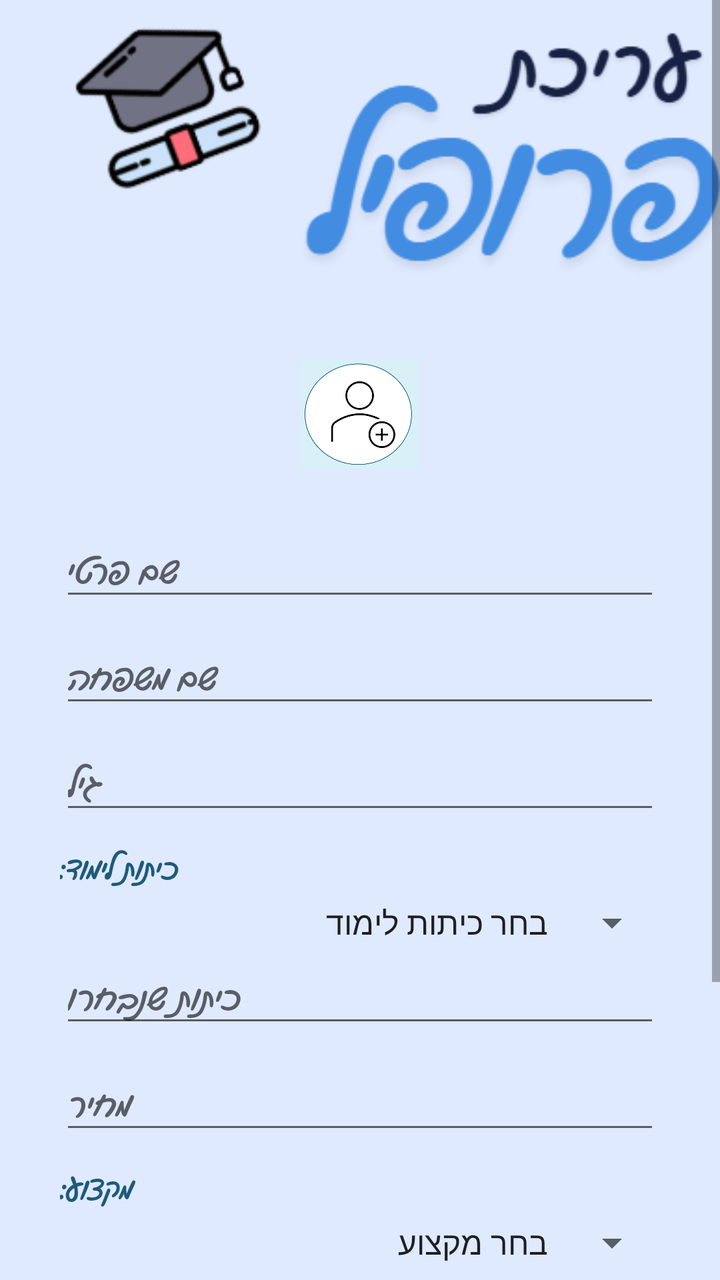
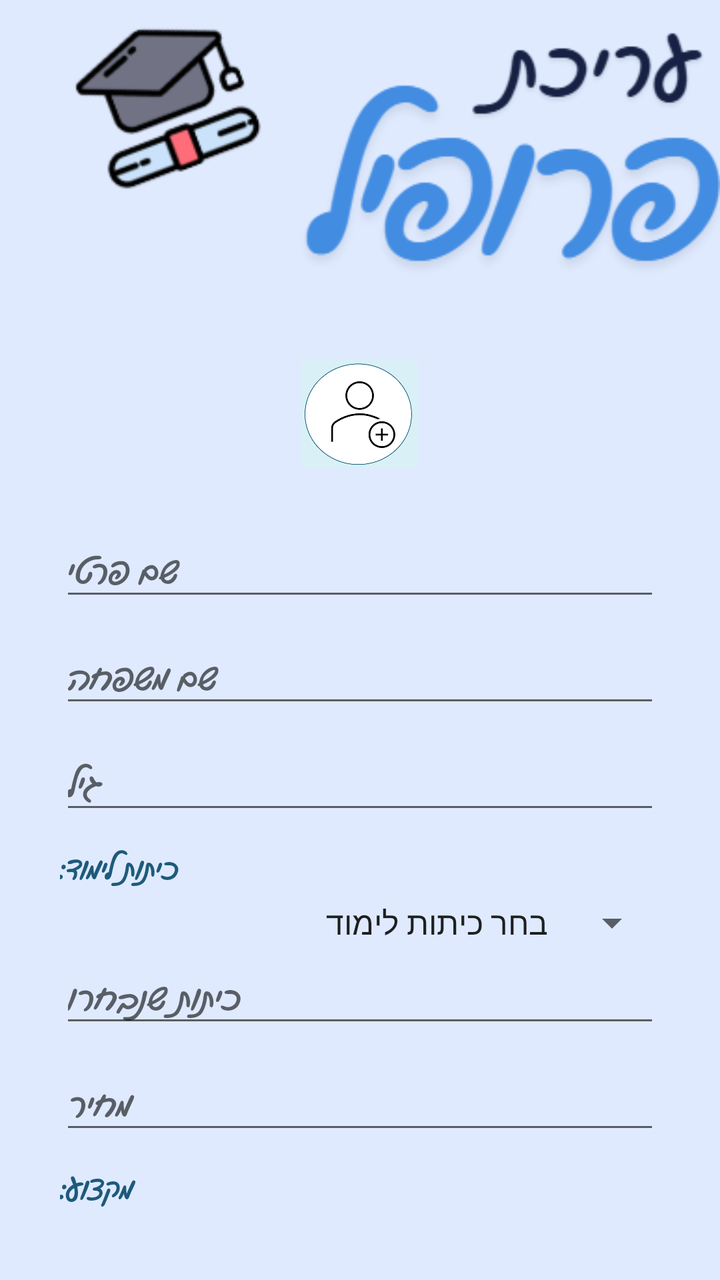

Compare the two renders of this Android layout. The source of the first and the diff that turns it into the second are given below.
<!-- AndroidManifest.xml: application theme Theme.AppCompat.Light -->
<!-- res/layout/activity_teacher_edit_profile.xml -->
<?xml version="1.0" encoding="utf-8"?>
<ScrollView xmlns:android="http://schemas.android.com/apk/res/android"
    xmlns:app="http://schemas.android.com/apk/res-auto"
    xmlns:tools="http://schemas.android.com/tools"
    android:layout_width="match_parent"
    android:layout_height="match_parent"
    android:background="@drawable/pic16"
    tools:context=".screens.Teacher_edit_profile">

    <LinearLayout
        android:id="@+id/main"
        android:layout_width="match_parent"
        android:layout_height="wrap_content"
        android:orientation="vertical"
        android:paddingStart="30dp"
        android:paddingEnd="30dp"
        android:paddingTop="180dp"
        android:paddingBottom="30dp">

        <ImageView
            android:id="@+id/img_TeacherProfile"
            android:layout_width="85dp"
            android:layout_height="54dp"
            android:layout_gravity="center"
            android:layout_marginBottom="30dp"
            app:srcCompat="@drawable/profil" />

        <EditText
            android:id="@+id/profile_Teacher_E_Fname"
            android:layout_width="match_parent"
            android:layout_height="wrap_content"
            android:layout_marginBottom="12dp"
            android:fontFamily="@font/gevret_levin_alef"
            android:hint="שם פרטי"
            android:textColor="#1E5A7A"
            android:textSize="17sp"
            android:gravity="end"
            android:inputType="text" />

        <EditText
            android:id="@+id/profile_Teacher_E_Lname"
            android:layout_width="match_parent"
            android:layout_height="wrap_content"
            android:layout_marginBottom="12dp"
            android:fontFamily="@font/gevret_levin_alef"
            android:hint="שם משפחה"
            android:textSize="17sp"
            android:gravity="end"
            android:inputType="text" />

        <EditText
            android:id="@+id/profile_Teacher_E_age"
            android:layout_width="match_parent"
            android:layout_height="wrap_content"
            android:layout_marginBottom="12dp"
            android:fontFamily="@font/gevret_levin_alef"
            android:hint="גיל"
            android:textSize="17sp"
            android:gravity="end"
            android:inputType="number" />

        <TextView
            android:layout_width="match_parent"
            android:layout_height="wrap_content"
            android:fontFamily="@font/gevret_levin_alef"
            android:text="כיתות לימוד:"
            android:textColor="#1E5A7A"
            android:textSize="15sp"
            android:gravity="end"
            android:layout_marginBottom="4dp" />

        <Spinner
            android:id="@+id/sp_teachclass_edit"
            android:layout_width="match_parent"
            android:layout_height="wrap_content"
            android:layout_marginBottom="4dp"
            android:entries="@array/Arrgrade"
            android:layoutDirection="rtl" />

        <EditText
            android:id="@+id/profile_Teacher_E_teachclass"
            android:layout_width="match_parent"
            android:layout_height="wrap_content"
            android:layout_marginBottom="12dp"
            android:fontFamily="@font/gevret_levin_alef"
            android:hint="כיתות שנבחרו"
            android:textColor="#1E5A7A"
            android:textSize="17sp"
            android:gravity="end"
            android:focusable="false"
            android:focusableInTouchMode="false" />

        <EditText
            android:id="@+id/profile_Teacher_E_price"
            android:layout_width="match_parent"
            android:layout_height="wrap_content"
            android:layout_marginBottom="12dp"
            android:fontFamily="@font/gevret_levin_alef"
            android:hint="מחיר"
            android:textSize="17sp"
            android:gravity="end"
            android:inputType="numberDecimal" />

        <TextView
            android:layout_width="match_parent"
            android:layout_height="wrap_content"
            android:fontFamily="@font/gevret_levin_alef"
            android:text="מקצוע:"
            android:textColor="#1E5A7A"
            android:textSize="15sp"
            android:gravity="end"
            android:layout_marginBottom="4dp" />

        <Spinner
            android:id="@+id/sp_subject_edit"
            android:layout_width="match_parent"
            android:layout_height="wrap_content"
            android:layout_marginBottom="4dp"
            android:entries="@array/Arrsubject"
            android:layoutDirection="rtl" />

        <EditText
            android:id="@+id/profile_Teacher_E_subject"
            android:layout_width="match_parent"
            android:layout_height="wrap_content"
            android:layout_marginBottom="12dp"
            android:fontFamily="@font/gevret_levin_alef"
            android:hint="מקצועות שנבחרו"
            android:textSize="17sp"
            android:gravity="end"
            android:focusable="false"
            android:focusableInTouchMode="false" />

        <EditText
            android:id="@+id/profile_Teacher_E_zoom"
            android:layout_width="match_parent"
            android:layout_height="wrap_content"
            android:layout_marginBottom="24dp"
            android:fontFamily="@font/gevret_levin_alef"
            android:hint="זום (yes/no)"
            android:textSize="17sp"
            android:gravity="end"
            android:inputType="text" />

        <Button
            android:id="@+id/profile_Teacher_E_btn"
            android:layout_width="match_parent"
            android:layout_height="wrap_content"
            android:background="@drawable/my_button_background"
            android:fontFamily="@font/gevret_levin_alef"
            android:text="שמור פרופיל"
            android:textColor="@color/white"
            android:textSize="20sp"
            android:textStyle="bold" />

    </LinearLayout>

</ScrollView>
<!-- resources referenced by this layout -->
<resources>
  <string-array name="Arrgrade">
          <item>בחר כיתות לימוד</item>
          <item>יסודי</item>
          <item>חטיבה</item>
          <item>תיכון</item>
          <item>  חטיבה ,יסודי</item>
          <item>תיכון,חטיבה</item>
          <item>יסודי ,תיכון</item>
          <item>יסודי ,תיכון,חטיבה</item>
      </string-array>
  <string-array name="Arrsubject">
          <item>בחר מקצוע </item>
          <item>עברית </item>
          <item>מדעי המחשב</item>
          <item>פיזיקה</item>
          <item>ביולוגיה</item>
          <item> 5 מתמטיקה </item>
          <item> 4 מתמטיקה </item>
          <item> 3 מתמטיקה </item>
          <item> 4 אנגלית</item>
          <item> 5 אנגלית</item>
          <item> 3 אנגלית</item>
          <item />
      </string-array>
  <color name="white">#FFFFFFFF</color>
  <!-- drawable my_button_background (drawable) -->
  <?xml version="1.0" encoding="utf-8"?>
  <selector xmlns:android="http://schemas.android.com/apk/res/android">
  
      
      <item android:state_pressed="true">
          <shape android:shape="rectangle">
              <solid android:color="#0D47A1"/> 
              <corners android:radius="20dp"/>
              <stroke android:width="2dp" android:color="#42A5F5"/> 
          </shape>
      </item>
  
      
      <item>
          <shape android:shape="rectangle">
              <solid android:color="#1E649D"/> 
              <corners android:radius="20dp"/>
              <stroke android:width="2dp" android:color="#69A6E4"/> 
          </shape>
      </item>
  
  </selector>
  <!-- drawable pic16: png bitmap (drawable, 24063 bytes) -->
  <!-- drawable profil: jpg bitmap (drawable, 37929 bytes) -->
</resources>

<!-- the commit's change to res/layout/activity_teacher_edit_profile.xml (unified diff, before → after) -->
@@ -1,5 +1,5 @@
 <?xml version="1.0" encoding="utf-8"?>
-<ScrollView xmlns:android="http://schemas.android.com/apk/res/android"
+<androidx.constraintlayout.widget.ConstraintLayout xmlns:android="http://schemas.android.com/apk/res/android"
     xmlns:app="http://schemas.android.com/apk/res-auto"
     xmlns:tools="http://schemas.android.com/tools"
     android:layout_width="match_parent"
@@ -9,13 +9,16 @@
 
     <LinearLayout
         android:id="@+id/main"
-        android:layout_width="match_parent"
+        android:layout_width="0dp"
         android:layout_height="wrap_content"
         android:orientation="vertical"
         android:paddingStart="30dp"
+        android:paddingTop="180dp"
         android:paddingEnd="30dp"
-        android:paddingTop="180dp"
-        android:paddingBottom="30dp">
+        android:paddingBottom="30dp"
+        app:layout_constraintEnd_toEndOf="parent"
+        app:layout_constraintStart_toStartOf="parent"
+        app:layout_constraintTop_toTopOf="parent">
 
         <ImageView
             android:id="@+id/img_TeacherProfile"
@@ -31,11 +34,11 @@
             android:layout_height="wrap_content"
             android:layout_marginBottom="12dp"
             android:fontFamily="@font/gevret_levin_alef"
+            android:gravity="end"
             android:hint="שם פרטי"
+            android:inputType="text"
             android:textColor="#1E5A7A"
-            android:textSize="17sp"
-            android:gravity="end"
-            android:inputType="text" />
+            android:textSize="17sp" />
 
         <EditText
             android:id="@+id/profile_Teacher_E_Lname"
@@ -43,10 +46,10 @@
             android:layout_height="wrap_content"
             android:layout_marginBottom="12dp"
             android:fontFamily="@font/gevret_levin_alef"
+            android:gravity="end"
             android:hint="שם משפחה"
-            android:textSize="17sp"
-            android:gravity="end"
-            android:inputType="text" />
+            android:inputType="text"
+            android:textSize="17sp" />
 
         <EditText
             android:id="@+id/profile_Teacher_E_age"
@@ -54,20 +57,20 @@
             android:layout_height="wrap_content"
             android:layout_marginBottom="12dp"
             android:fontFamily="@font/gevret_levin_alef"
+            android:gravity="end"
             android:hint="גיל"
-            android:textSize="17sp"
-            android:gravity="end"
-            android:inputType="number" />
+            android:inputType="number"
+            android:textSize="17sp" />
 
         <TextView
             android:layout_width="match_parent"
             android:layout_height="wrap_content"
+            android:layout_marginBottom="4dp"
             android:fontFamily="@font/gevret_levin_alef"
+            android:gravity="end"
             android:text="כיתות לימוד:"
             android:textColor="#1E5A7A"
-            android:textSize="15sp"
-            android:gravity="end"
-            android:layout_marginBottom="4dp" />
+            android:textSize="15sp" />
 
         <Spinner
             android:id="@+id/sp_teachclass_edit"
@@ -82,13 +85,13 @@
             android:layout_width="match_parent"
             android:layout_height="wrap_content"
             android:layout_marginBottom="12dp"
+            android:focusable="false"
+            android:focusableInTouchMode="false"
             android:fontFamily="@font/gevret_levin_alef"
+            android:gravity="end"
             android:hint="כיתות שנבחרו"
             android:textColor="#1E5A7A"
-            android:textSize="17sp"
-            android:gravity="end"
-            android:focusable="false"
-            android:focusableInTouchMode="false" />
+            android:textSize="17sp" />
 
         <EditText
             android:id="@+id/profile_Teacher_E_price"
@@ -96,20 +99,20 @@
             android:layout_height="wrap_content"
             android:layout_marginBottom="12dp"
             android:fontFamily="@font/gevret_levin_alef"
+            android:gravity="end"
             android:hint="מחיר"
-            android:textSize="17sp"
-            android:gravity="end"
-            android:inputType="numberDecimal" />
+            android:inputType="numberDecimal"
+            android:textSize="17sp" />
 
         <TextView
             android:layout_width="match_parent"
             android:layout_height="wrap_content"
+            android:layout_marginBottom="4dp"
             android:fontFamily="@font/gevret_levin_alef"
+            android:gravity="end"
             android:text="מקצוע:"
             android:textColor="#1E5A7A"
-            android:textSize="15sp"
-            android:gravity="end"
-            android:layout_marginBottom="4dp" />
+            android:textSize="15sp" />
 
         <Spinner
             android:id="@+id/sp_subject_edit"
@@ -124,12 +127,12 @@
             android:layout_width="match_parent"
             android:layout_height="wrap_content"
             android:layout_marginBottom="12dp"
+            android:focusable="false"
+            android:focusableInTouchMode="false"
             android:fontFamily="@font/gevret_levin_alef"
+            android:gravity="end"
             android:hint="מקצועות שנבחרו"
-            android:textSize="17sp"
-            android:gravity="end"
-            android:focusable="false"
-            android:focusableInTouchMode="false" />
+            android:textSize="17sp" />
 
         <EditText
             android:id="@+id/profile_Teacher_E_zoom"
@@ -137,10 +140,10 @@
             android:layout_height="wrap_content"
             android:layout_marginBottom="24dp"
             android:fontFamily="@font/gevret_levin_alef"
+            android:gravity="end"
             android:hint="זום (yes/no)"
-            android:textSize="17sp"
-            android:gravity="end"
-            android:inputType="text" />
+            android:inputType="text"
+            android:textSize="17sp" />
 
         <Button
             android:id="@+id/profile_Teacher_E_btn"
@@ -154,5 +157,4 @@
             android:textStyle="bold" />
 
     </LinearLayout>
-
-</ScrollView>
+</androidx.constraintlayout.widget.ConstraintLayout>
